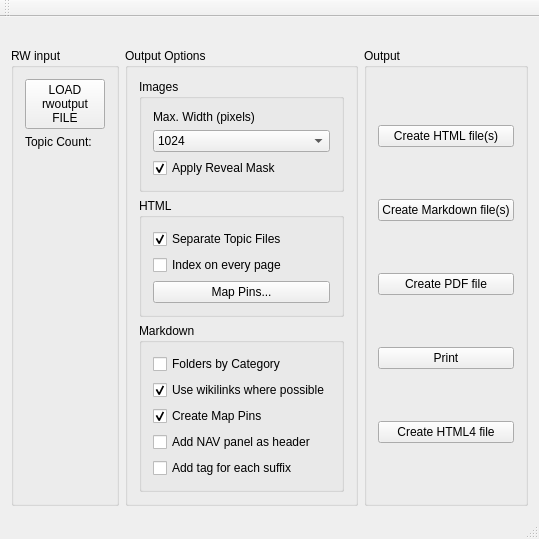
Above: mainwindow.ui from farling42/RWoutput before the change. Below: the same form after it.
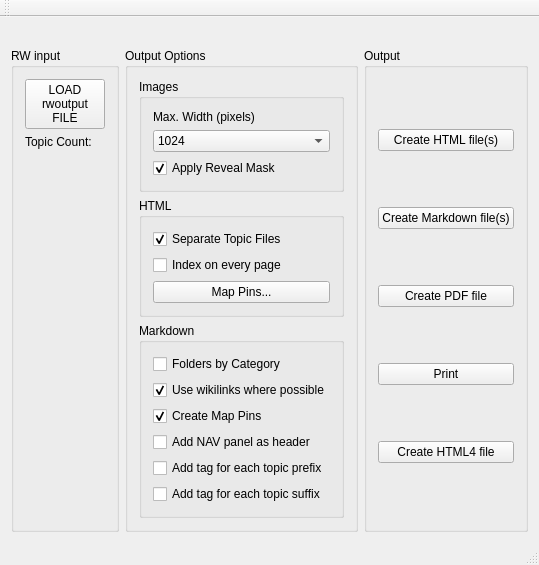
That is the form after the change. Icons and pictures are not drawn.

Commit message: Support optional tag for each prefix

Diff of the .ui file:
```diff
--- a/mainwindow.ui
+++ b/mainwindow.ui
@@ -9,8 +9,8 @@
    <rect>
     <x>0</x>
     <y>0</y>
-    <width>465</width>
-    <height>482</height>
+    <width>471</width>
+    <height>505</height>
    </rect>
   </property>
   <property name="windowTitle">
@@ -228,10 +228,17 @@
               </property>
              </widget>
             </item>
+            <item>
+             <widget class="QCheckBox" name="tagForEachPrefix">
+              <property name="text">
+               <string>Add tag for each topic prefix</string>
+              </property>
+             </widget>
+            </item>
             <item>
              <widget class="QCheckBox" name="tagForEachSuffix">
               <property name="text">
-               <string>Add tag for each suffix</string>
+               <string>Add tag for each topic suffix</string>
               </property>
              </widget>
             </item>
```
Left out of the diff: 2 changed lines with no effect on the pictures. The commit also changes 4 other files.
